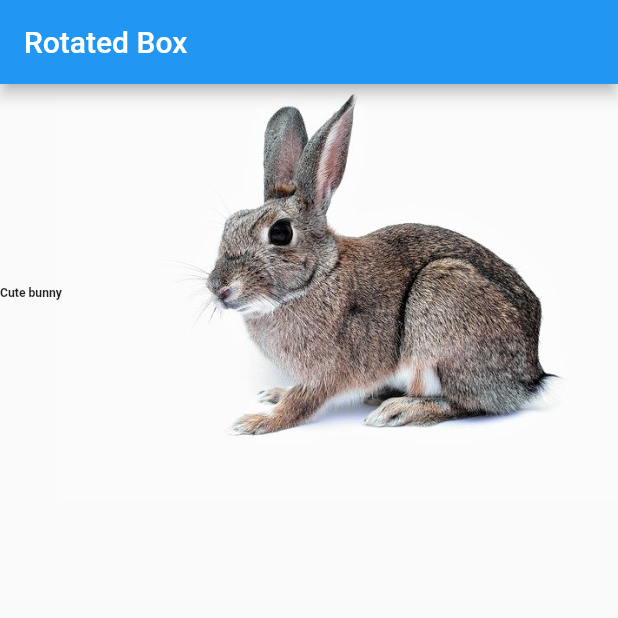
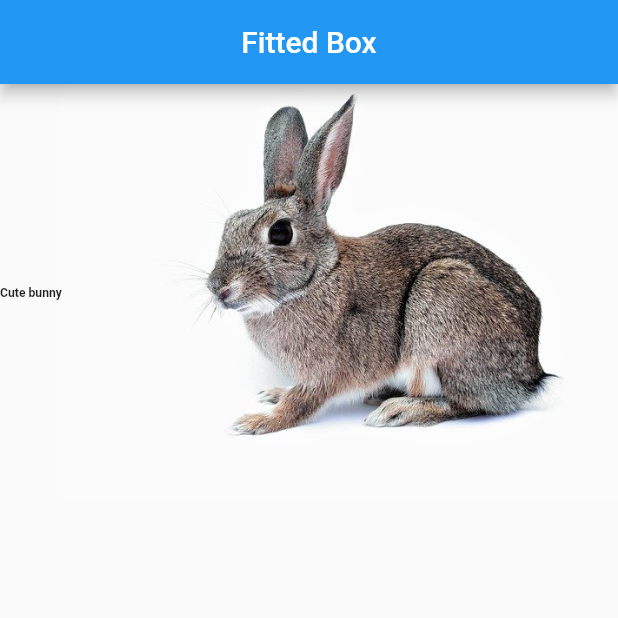
Before and after one commit to skota/fittedbox, a Flutter app: the screen it shows after launch, on a phone screen of 412 x 824 dp, the top half of it. Run offline on Flutter 3.47's test engine with Material 2 defaults, Android fonts, the phone set to English and light mode, and no system bars.

Commit message:
update image

```diff
--- a/lib/main.dart
+++ b/lib/main.dart
@@ -17,7 +17,10 @@ class MyHomePage extends StatelessWidget {
   @override
   Widget build(BuildContext context) {
     return Scaffold(
-      appBar: AppBar(title: Text("Rotated Box")),
+      appBar: AppBar(
+        title: Text("Fitted Box"),
+        centerTitle: true,
+      ),
       body: FittedBox(
         fit: BoxFit.cover,
         child: Row(
```
